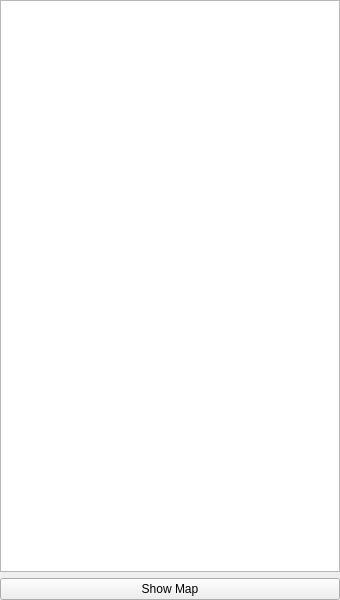
The window that mtpy/gui/SmartMT/ui_asset/station_viewer.ui (MTgeophysics/mtpy) describes before a commit, drawn with Qt 5.
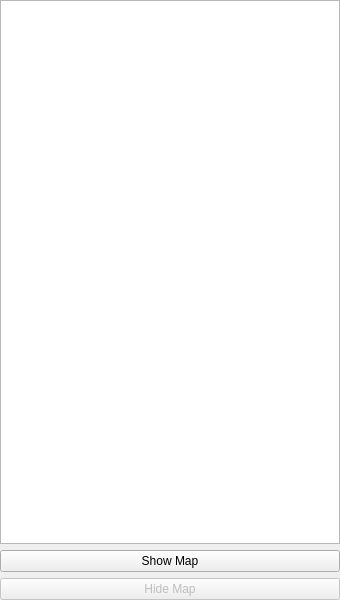
The same window after the commit.

Commit message: Station View GUI update and add selection_changed signal slot to the viewer objects

```diff
--- a/mtpy/gui/SmartMT/ui_asset/station_viewer.ui
+++ b/mtpy/gui/SmartMT/ui_asset/station_viewer.ui
@@ -37,12 +37,21 @@
      <property name="selectionMode">
       <enum>QAbstractItemView::ExtendedSelection</enum>
      </property>
+        <property name="uniformRowHeights">
+            <bool>true</bool>
+        </property>
+        <property name="sortingEnabled">
+            <bool>true</bool>
+        </property>
      <property name="animated">
       <bool>false</bool>
      </property>
      <property name="headerHidden">
       <bool>true</bool>
      </property>
+        <attribute name="headerShowSortIndicator" stdset="0">
+            <bool>false</bool>
+        </attribute>
      <column>
       <property name="text">
        <string>Station</string>
@@ -62,6 +71,16 @@
      </property>
     </widget>
    </item>
+      <item>
+          <widget class="QPushButton" name="pushButton_hideMap">
+              <property name="enabled">
+                  <bool>false</bool>
+              </property>
+              <property name="text">
+                  <string>Hide Map</string>
+              </property>
+          </widget>
+      </item>
   </layout>
  </widget>
  <resources/>
```
Left out of the diff: 5 changed lines with no effect on the pictures. The commit also changes 2 other files.
